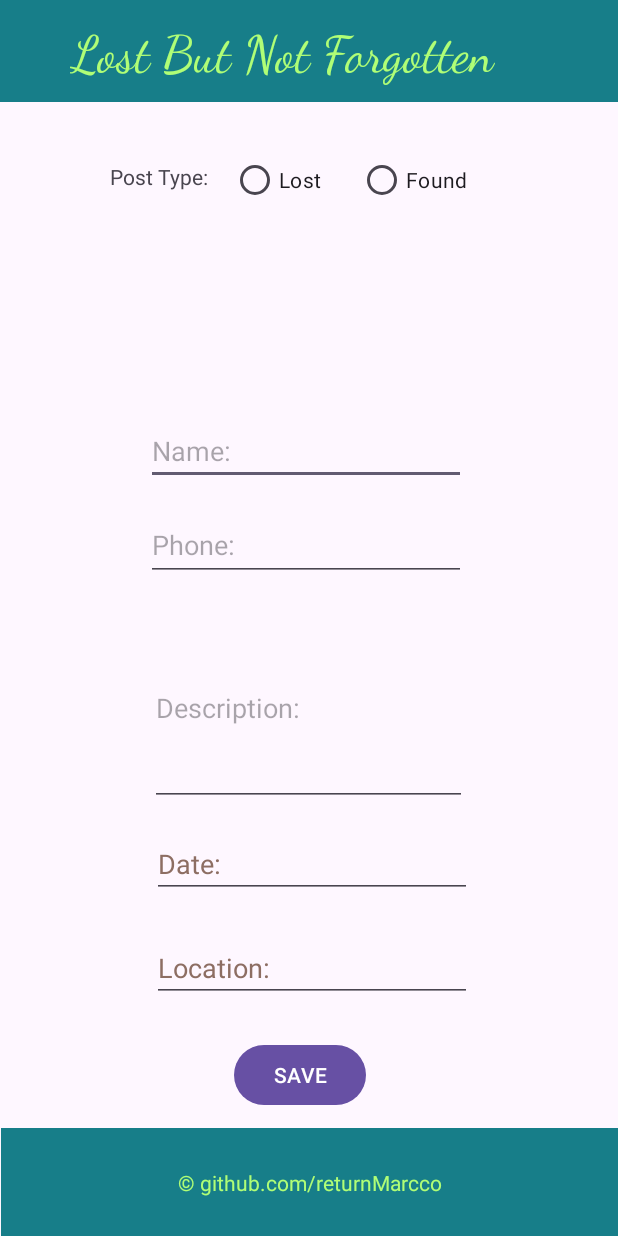
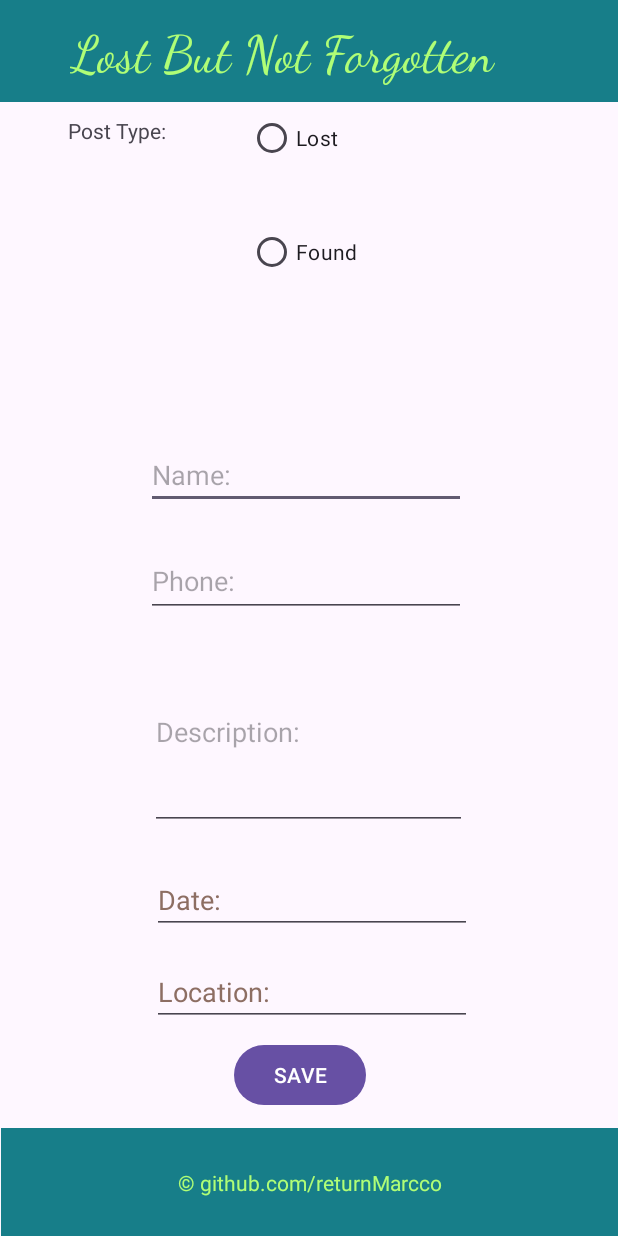
Before and after one commit to returnMarcco/lost-and-found-app-android, an Android app: the PostLostItemFormActivity screen opened directly, with no data from a screen before it, on a phone screen of 412 x 824 dp. Run offline under Robolectric (Android 15) with nearby library versions, the phone set to English and light mode, and no system bars.

Commit message:
add onClick handlers for lost and found radio group buttons.

```diff
--- a/app/src/main/java/com/example/lost_and_found_app_android/PostLostItemFormActivity.java
+++ b/app/src/main/java/com/example/lost_and_found_app_android/PostLostItemFormActivity.java
@@ -7,10 +7,12 @@ import android.view.View;
 import android.widget.EditText;
 import android.widget.RadioButton;
 import android.widget.Button;
+import android.widget.RadioGroup;
 
 public class PostLostItemFormActivity extends AppCompatActivity {
-    RadioButton lostRadioBtn;
-    RadioButton foundRadioBtn;
+    RadioGroup lostOrFoundRadioGroup;
+    RadioButton lostItemRadioBtn;
+    RadioButton foundItemRadioBtn;
     EditText userName;
     EditText userPhoneNumber;
     EditText itemDescription;
@@ -18,31 +20,47 @@ public class PostLostItemFormActivity extends AppCompatActivity {
     EditText locationOfLostFoundItem;
     Button savePostButton;
 
+    boolean isLostItem = false;
+    boolean isFoundItem = false;
+
     @Override
     protected void onCreate(Bundle savedInstanceState) {
-
         super.onCreate(savedInstanceState);
         setContentView(R.layout.activity_post_lost_item_form);
-        lostRadioBtn = findViewById(R.id.idLostRadioBtn);
-        foundRadioBtn = findViewById(R.id.idFoundRadioBtn);
+        // Widgets
+        lostOrFoundRadioGroup = findViewById(R.id.idRadioGroupLostOrFound);
         userName = findViewById(R.id.idNameInput);
         userPhoneNumber = findViewById(R.id.editTextPhone);
         itemDescription = findViewById(R.id.idItemDescription);
         dateOfPost = findViewById(R.id.idEditTextDate);
         locationOfLostFoundItem = findViewById(R.id.idLocationLostFoundItem);
         savePostButton = findViewById(R.id.idSavePostBtn);
+        lostItemRadioBtn = findViewById(R.id.idLostRadioBtn);
+        foundItemRadioBtn = findViewById(R.id.idFoundRadioBtn);
+
+        isLostOrFoundItemRadioButtonHandler();
     }
+
     protected void saveButtonHandler(EditText userInput) {
-        savePostButton.setOnClickListener(new View.OnClickListener() {
+        savePostButton.setOnClickListener(view -> {
+            // MySQLite query here
+        });
+    }
+    protected void isLostOrFoundItemRadioButtonHandler() {
+        lostItemRadioBtn.setOnClickListener(new View.OnClickListener() {
             @Override
             public void onClick(View view) {
-                // Get user input here
-                // Concat to one record here
-                // MySQLite CRUD here
+                isLostItem = true;
+                isFoundItem = false;
+            }
+        });
+
+        foundItemRadioBtn.setOnClickListener(new View.OnClickListener() {
+            @Override
+            public void onClick(View view) {
+                isFoundItem = true;
+                isLostItem = false;
             }
         });
     }
-
-
-
 }
--- a/app/src/main/res/layout/activity_post_lost_item_form.xml
+++ b/app/src/main/res/layout/activity_post_lost_item_form.xml
@@ -54,34 +54,13 @@
         app:layout_constraintTop_toTopOf="@+id/idFooterView"
         tools:ignore="TextContrastCheck" />
 
-    <RadioButton
-        android:id="@+id/idLostRadioBtn"
+    <TextView
+        android:id="@+id/idPostTypeText"
         android:layout_width="wrap_content"
         android:layout_height="wrap_content"
-        android:layout_marginTop="28dp"
-        android:layout_marginEnd="24dp"
-        android:text="@string/lost"
-        app:layout_constraintEnd_toStartOf="@+id/idFoundRadioBtn"
-        app:layout_constraintTop_toBottomOf="@+id/idHeaderView" />
-
-    <RadioButton
-        android:id="@+id/idFoundRadioBtn"
-        android:layout_width="wrap_content"
-        android:layout_height="wrap_content"
-        android:layout_marginTop="28dp"
-        android:layout_marginEnd="100dp"
-        android:text="@string/found"
-        app:layout_constraintEnd_toEndOf="parent"
-        app:layout_constraintTop_toBottomOf="@+id/idHeaderView" />
-
-    <TextView
-        android:id="@+id/textView3"
-        android:layout_width="wrap_content"
-        android:layout_height="wrap_content"
-        android:layout_marginTop="40dp"
+        android:layout_marginStart="45dp"
+        android:layout_marginTop="9dp"
         android:text="@string/post_type"
-        app:layout_constraintEnd_toStartOf="@+id/idLostRadioBtn"
-        app:layout_constraintHorizontal_bias="0.835"
         app:layout_constraintStart_toStartOf="parent"
         app:layout_constraintTop_toBottomOf="@+id/idHeaderView" />
 
@@ -91,7 +70,7 @@
         android:layout_height="wrap_content"
         android:layout_marginStart="100dp"
         android:layout_marginEnd="101dp"
-        android:layout_marginBottom="16dp"
+        android:layout_marginBottom="24dp"
         android:ems="10"
         android:hint="Name:"
         android:importantForAutofill="no"
@@ -103,28 +82,12 @@
         tools:ignore="LabelFor,TouchTargetSizeCheck" />
 
     <EditText
-        android:id="@+id/idItemDescription"
-        android:layout_width="211dp"
-        android:layout_height="130dp"
-        android:layout_marginStart="100dp"
-        android:layout_marginEnd="100dp"
-        android:layout_marginBottom="16dp"
-        android:autofillHints=""
-        android:ems="10"
-        android:hint="@string/description"
-        android:inputType="text"
-        app:layout_constraintBottom_toTopOf="@+id/idEditTextDate"
-        app:layout_constraintEnd_toEndOf="parent"
-        app:layout_constraintHorizontal_bias="0.0"
-        app:layout_constraintStart_toStartOf="parent" />
-
-    <EditText
         android:id="@+id/idLocationLostFoundItem"
         android:layout_width="wrap_content"
         android:layout_height="wrap_content"
         android:layout_marginStart="101dp"
         android:layout_marginEnd="100dp"
-        android:layout_marginBottom="84dp"
+        android:layout_marginBottom="68dp"
         android:autofillHints=""
         android:ems="10"
         android:hint="@string/location"
@@ -137,12 +100,29 @@
         tools:ignore="TouchTargetSizeCheck" />
 
     <EditText
+        android:id="@+id/editTextPhone"
+        android:layout_width="wrap_content"
+        android:layout_height="wrap_content"
+        android:layout_marginStart="100dp"
+        android:layout_marginEnd="101dp"
+        android:layout_marginBottom="12dp"
+        android:autofillHints=""
+        android:ems="10"
+        android:hint="@string/phone"
+        android:inputType="phone"
+        android:minHeight="48dp"
+        app:layout_constraintBottom_toTopOf="@+id/idItemDescription"
+        app:layout_constraintEnd_toEndOf="parent"
+        app:layout_constraintHorizontal_bias="1.0"
+        app:layout_constraintStart_toStartOf="parent" />
+
+    <EditText
         android:id="@+id/idEditTextDate"
         android:layout_width="wrap_content"
         android:layout_height="wrap_content"
         android:layout_marginStart="101dp"
         android:layout_marginEnd="100dp"
-        android:layout_marginBottom="24dp"
+        android:layout_marginBottom="16dp"
         android:autofillHints=""
         android:ems="10"
         android:hint="@string/date"
@@ -155,20 +135,19 @@
         tools:ignore="TouchTargetSizeCheck" />
 
     <EditText
-        android:id="@+id/editTextPhone"
-        android:layout_width="wrap_content"
-        android:layout_height="wrap_content"
+        android:id="@+id/idItemDescription"
+        android:layout_width="211dp"
+        android:layout_height="130dp"
         android:layout_marginStart="100dp"
-        android:layout_marginEnd="101dp"
-        android:layout_marginBottom="20dp"
+        android:layout_marginEnd="100dp"
+        android:layout_marginBottom="24dp"
         android:autofillHints=""
         android:ems="10"
-        android:hint="@string/phone"
-        android:inputType="phone"
-        android:minHeight="48dp"
-        app:layout_constraintBottom_toTopOf="@+id/idItemDescription"
+        android:hint="@string/description"
+        android:inputType="text"
+        app:layout_constraintBottom_toTopOf="@+id/idEditTextDate"
         app:layout_constraintEnd_toEndOf="parent"
-        app:layout_constraintHorizontal_bias="1.0"
+        app:layout_constraintHorizontal_bias="0.0"
         app:layout_constraintStart_toStartOf="parent" />
 
     <Button
@@ -183,4 +162,28 @@
         app:layout_constraintEnd_toEndOf="parent"
         app:layout_constraintStart_toStartOf="parent" />
 
+    <RadioGroup
+        android:id="@+id/idRadioGroupLostOrFound"
+        android:layout_width="wrap_content"
+        android:layout_height="wrap_content"
+        android:layout_marginEnd="73dp"
+        app:layout_constraintEnd_toEndOf="parent"
+        app:layout_constraintTop_toBottomOf="@+id/idHeaderView">
+
+        <RadioButton
+            android:id="@+id/idLostRadioBtn"
+            android:layout_width="wrap_content"
+            android:layout_height="match_parent"
+            android:text="@string/lost" />
+
+        <RadioButton
+            android:id="@+id/idFoundRadioBtn"
+            android:layout_width="wrap_content"
+            android:layout_height="wrap_content"
+            android:layout_marginTop="28dp"
+            android:layout_marginEnd="100dp"
+            android:text="@string/found" />
+
+    </RadioGroup>
+
 </androidx.constraintlayout.widget.ConstraintLayout>
```
Also changed, not shown: app/src/main/java/com/example/lost_and_found_app_android/LostAndFoundModel.java (added, +90 -0 lines).
